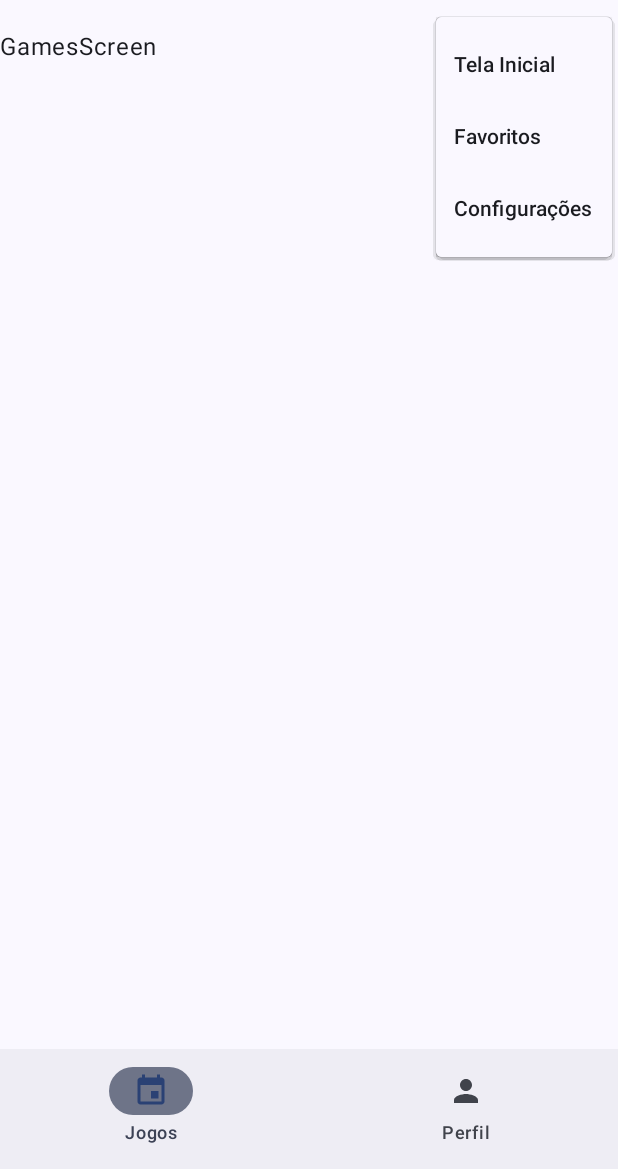
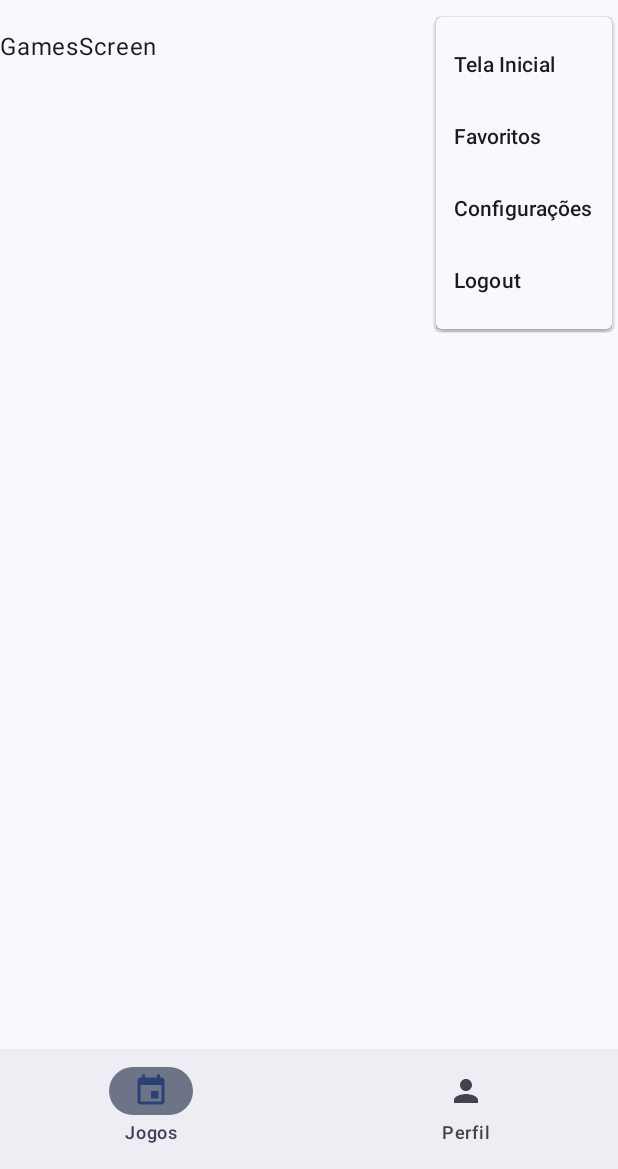
Before and after one commit to Gabriel-CR/desenvolvimento-mobile, an Android app built with Jetpack Compose: the screen it shows after launch (MainActivity), after a tap on "Menu", on a phone screen of 412 x 824 dp, the part 67-1236 px from its top. Run offline under Robolectric (Android 15) with nearby library versions, the phone set to English and light mode, and no system bars.

Commit message:
feat: adicionando a tela de logout

```diff
--- a/IPlay/app/src/main/java/com/example/iplay/MainActivity.kt
+++ b/IPlay/app/src/main/java/com/example/iplay/MainActivity.kt
@@ -30,6 +30,7 @@ import com.example.iplay.ui.screens.FavouritesScreen
 import com.example.iplay.ui.screens.GameDetailsScreen
 import com.example.iplay.ui.screens.GamesScreen
 import com.example.iplay.ui.screens.HomeScreen
+import com.example.iplay.ui.screens.LogoutScreen
 import com.example.iplay.ui.screens.ProfileScreen
 import com.example.iplay.ui.theme.IPlayTheme
 
@@ -63,6 +64,7 @@ class MainActivity : ComponentActivity() {
                 composable("favorites") { FavouritesScreen(navController) }
                 composable("profile") { ProfileScreen(navController) }
                 composable("configuration") { ConfigurationScreen(navController) }
+                composable("logout") { LogoutScreen(navController) }
                 composable(
                   route = "gameDetails/{gameId}",
                   arguments = listOf(navArgument("gameId") { type = NavType.IntType })
--- a/IPlay/app/src/main/java/com/example/iplay/ui/components/ThreeDotsMenu.kt
+++ b/IPlay/app/src/main/java/com/example/iplay/ui/components/ThreeDotsMenu.kt
@@ -31,7 +31,7 @@ fun ThreeDotsMenu(
     expanded = expanded,
     onDismissRequest = { expanded = false },
     modifier = Modifier
-      .background(MaterialTheme.colorScheme.surface) // Ajusta o fundo se necessário
+      .background(MaterialTheme.colorScheme.surface)
   ) {
     DropdownMenuItem(
       text = { Text("Tela Inicial") },
@@ -56,5 +56,13 @@ fun ThreeDotsMenu(
         navController.navigate("configuration")
       }
     )
+
+    DropdownMenuItem(
+      text = { Text("Logout") },
+      onClick = {
+        expanded = false
+        navController.navigate("logout")
+      }
+    )
   }
 }
```
Also changed, not shown: IPlay/app/src/main/java/com/example/iplay/ui/screens/LogoutScreen.kt (added, +12 -0 lines).
